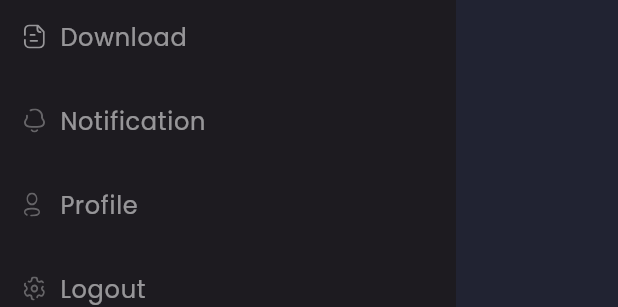
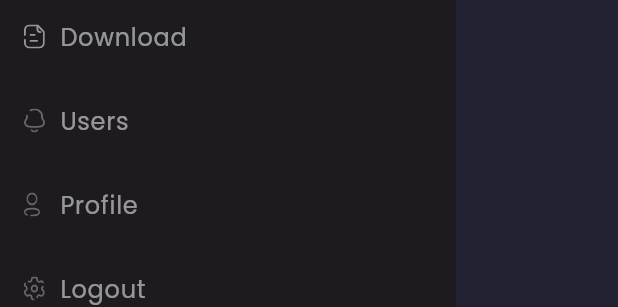
Before and after one commit to zeeshanakhtar012/dashboard_flutter, a Flutter app: the SideMenu widget shown alone on an empty page, opened directly, on a phone screen of 412 x 824 dp. Shown: the part 259-566 px from the top of the screen. Run offline on Flutter 3.47's test engine with Material 3 defaults, Android fonts, the light colour scheme and no system bars; our stand-ins replace cloud_firestore, firebase_core, flutter_svg, get, google_fonts; accounts and stored records are empty; statements that could not run were skipped; project files that could hold a hidden picture were left out.

Commit message:
user screen

```diff
--- a/lib/screens/main/components/side_menu.dart
+++ b/lib/screens/main/components/side_menu.dart
@@ -34,7 +34,7 @@ class SideMenu extends StatelessWidget {
             press: () {},
           ),
           DrawerListTile(
-            title: "Notification",
+            title: "Users",
             svgSrc: "assets/icons/menu_notification.svg",
             press: () {},
           ),
```
